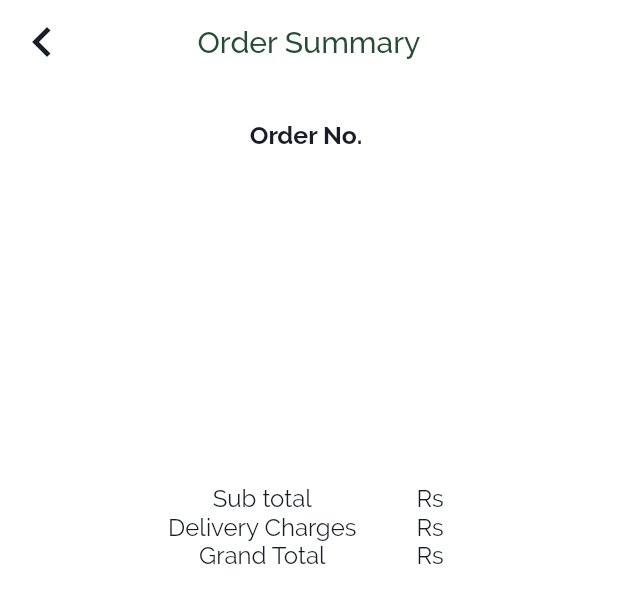
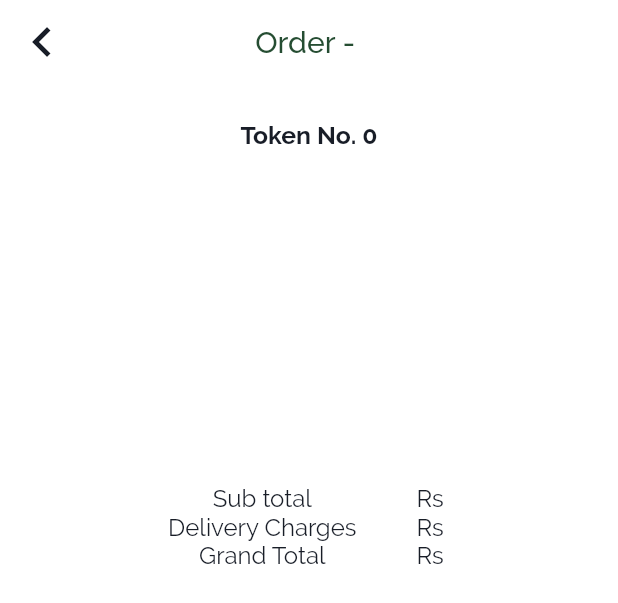
Before and after one commit to Onestop-Agrotech/Seva-Consumer, a Flutter app: the CustomOrdersCard widget shown alone on an empty page, opened directly with empty values, after a tap on "More Details", on a phone screen of 412 x 824 dp. Shown: the top 603 px of the screen. Run offline on Flutter 3.47's test engine with Material 2 defaults, Android fonts, the phone set to English and light mode, and no system bars; our stand-ins replace cached_network_image, cloud_firestore, fluttertoast, google_maps_flutter, shared_preferences; missing offline and left inert: geocoder, razorpay_flutter; accounts and stored records are empty; network calls fail.

Commit message:
show otp & token number

```diff
--- a/lib/screens/common/customOrdersCard.dart
+++ b/lib/screens/common/customOrdersCard.dart
@@ -37,11 +37,19 @@ class _CustomOrdersCardState extends State<CustomOrdersCard> {
           Column(
             mainAxisAlignment: MainAxisAlignment.spaceEvenly,
             children: <Widget>[
+              widget.order.otp != '0' ? Text(
+                "OTP ${widget.order.otp}",
+                style: TextStyle(
+                    fontFamily: "Raleway",
+                    fontSize: 16.5,
+                    fontWeight: FontWeight.w700,
+                    color: ThemeColoursSeva().black),
+              ): Text("Served"),
               Text(
                 "Order No. ${widget.order.orderNumber}",
                 style: TextStyle(
                     fontFamily: "Raleway",
-                    fontSize: 16.5,
+                    fontSize: 13.5,
                     fontWeight: FontWeight.w700,
                     color: ThemeColoursSeva().black),
               ),
--- a/lib/screens/orderDetails.dart
+++ b/lib/screens/orderDetails.dart
@@ -61,7 +61,7 @@ class OrderDetailsScreen extends StatelessWidget {
               }),
           backgroundColor: Colors.transparent,
           elevation: 0,
-          title: TopText(txt: 'Order Summary'),
+          title: TopText(txt: 'Order - ${order.orderNumber}'),
           centerTitle: true,
         ),
       ),
@@ -70,13 +70,13 @@ class OrderDetailsScreen extends StatelessWidget {
         child: Column(
           mainAxisSize: MainAxisSize.min,
           children: <Widget>[
-            Text("Order No. ${order.orderNumber}",
+            Text("Token No. ${order.tokenNumber}",
                 style: TextStyle(
                     fontFamily: "Raleway",
                     fontSize: 16.5,
                     fontWeight: FontWeight.w700,
                     color: ThemeColoursSeva().black)),
-            SizedBox(height: 30.0),
+            SizedBox(height: 20.0),
             Expanded(
               child: _buildArray(),
             ),
```
